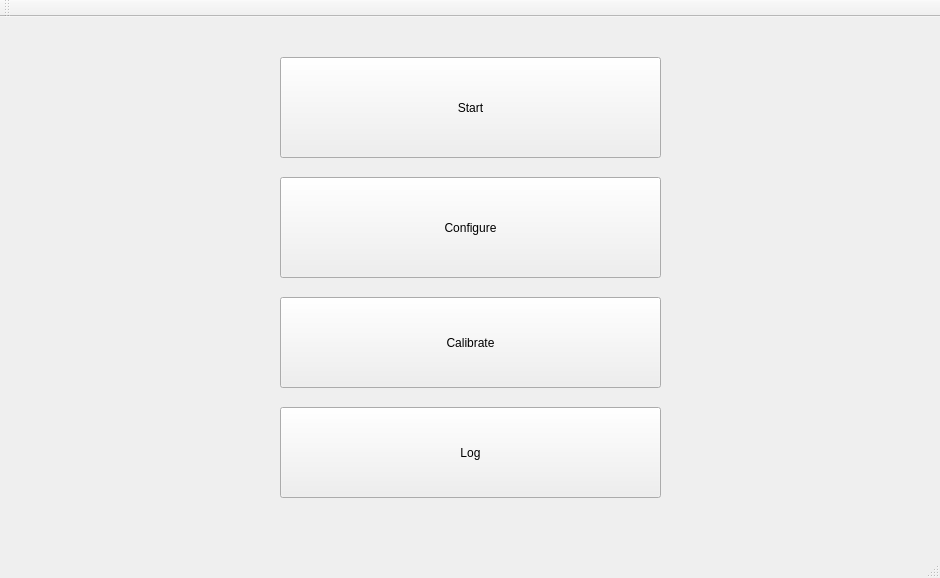
This is ObjectTracking/mainwindow.ui in TFNeto/Indoor-object-tracking as Qt 5 draws it before an edit. The edited form follows.
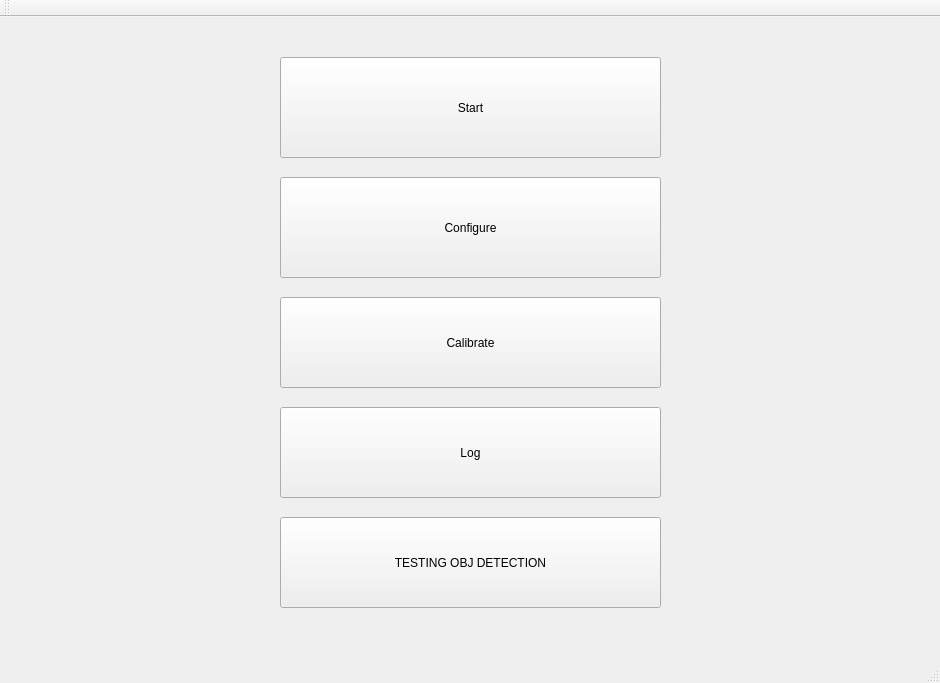
This is the edited form.

What changed in the file:
```diff
--- a/ObjectTracking/mainwindow.ui
+++ b/ObjectTracking/mainwindow.ui
@@ -7,7 +7,7 @@
     <x>0</x>
     <y>0</y>
     <width>940</width>
-    <height>578</height>
+    <height>683</height>
    </rect>
   </property>
   <property name="windowTitle">
@@ -66,6 +66,19 @@
      <string>Log</string>
     </property>
    </widget>
+   <widget class="QPushButton" name="log_pushButton_2">
+    <property name="geometry">
+     <rect>
+      <x>280</x>
+      <y>500</y>
+      <width>381</width>
+      <height>91</height>
+     </rect>
+    </property>
+    <property name="text">
+     <string>TESTING OBJ DETECTION</string>
+    </property>
+   </widget>
   </widget>
   <widget class="QToolBar" name="mainToolBar">
    <attribute name="toolBarArea">
```
